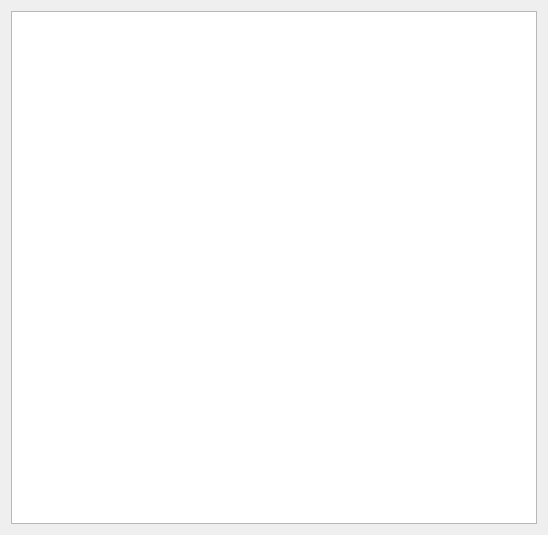
Old version of the form vigir_plugin_manager/resource/plugin_manager.ui in the repository team-vigir/vigir_pluginlib.
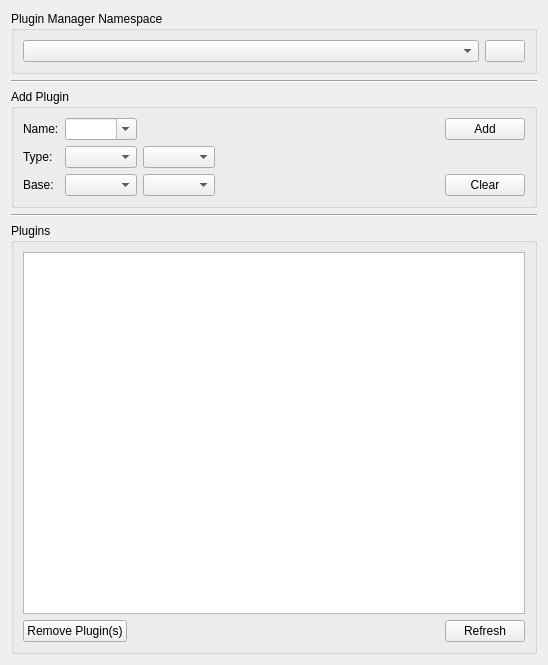
New version of the form. Icons and pictures are not drawn.

Commit message: plugins can be added now with the plugin manager widget

Diff of the .ui file:
```diff
--- a/vigir_plugin_manager/resource/plugin_manager.ui
+++ b/vigir_plugin_manager/resource/plugin_manager.ui
@@ -10,7 +10,7 @@
     <x>0</x>
     <y>0</y>
     <width>548</width>
-    <height>535</height>
+    <height>665</height>
    </rect>
   </property>
   <property name="sizePolicy">
@@ -22,9 +22,218 @@
   <property name="windowTitle">
    <string>Plugin Manager</string>
   </property>
-  <layout class="QVBoxLayout" name="verticalLayout_8" stretch="0">
+  <layout class="QVBoxLayout" name="verticalLayout_8" stretch="0,0,0,0,0">
    <item>
-    <widget class="QTreeView" name="plugin_tree_view"/>
+    <widget class="QGroupBox" name="groupBox_3">
+     <property name="title">
+      <string>Plugin Manager Namespace</string>
+     </property>
+     <layout class="QHBoxLayout" name="horizontalLayout_3">
+      <item>
+       <widget class="QComboBox" name="namespaceComboBox"/>
+      </item>
+      <item>
+       <widget class="QPushButton" name="searchNamespacePushButton">
+        <property name="sizePolicy">
+         <sizepolicy hsizetype="Fixed" vsizetype="Fixed">
+          <horstretch>0</horstretch>
+          <verstretch>0</verstretch>
+         </sizepolicy>
+        </property>
+        <property name="text">
+         <string/>
+        </property>
+        <property name="icon">
+         <iconset theme="view-refresh"/>
+        </property>
+        <property name="iconSize">
+         <size>
+          <width>16</width>
+          <height>16</height>
+         </size>
+        </property>
+       </widget>
+      </item>
+     </layout>
+    </widget>
+   </item>
+   <item>
+    <widget class="Line" name="line_2">
+     <property name="orientation">
+      <enum>Qt::Horizontal</enum>
+     </property>
+    </widget>
+   </item>
+   <item>
+    <widget class="QGroupBox" name="groupBox">
+     <property name="title">
+      <string>Add Plugin</string>
+     </property>
+     <layout class="QGridLayout" name="gridLayout_2">
+      <item row="4" column="3">
+       <spacer name="horizontalSpacer_4">
+        <property name="orientation">
+         <enum>Qt::Horizontal</enum>
+        </property>
+        <property name="sizeHint" stdset="0">
+         <size>
+          <width>40</width>
+          <height>20</height>
+         </size>
+        </property>
+       </spacer>
+      </item>
+      <item row="1" column="0">
+       <widget class="QLabel" name="nameLabel">
+        <property name="text">
+         <string>Name:</string>
+        </property>
+       </widget>
+      </item>
+      <item row="5" column="0">
+       <widget class="QLabel" name="baseLabel">
+        <property name="text">
+         <string>Base:</string>
+        </property>
+       </widget>
+      </item>
+      <item row="4" column="2">
+       <widget class="QComboBox" name="pluginTypePackageComboBox">
+        <property name="editable">
+         <bool>false</bool>
+        </property>
+       </widget>
+      </item>
+      <item row="4" column="1">
+       <widget class="QComboBox" name="pluginTypeClassComboBox">
+        <property name="editable">
+         <bool>false</bool>
+        </property>
+       </widget>
+      </item>
+      <item row="1" column="1">
+       <widget class="QComboBox" name="pluginNameComboBox">
+        <property name="editable">
+         <bool>true</bool>
+        </property>
+       </widget>
+      </item>
+      <item row="4" column="0">
+       <widget class="QLabel" name="typeLabel">
+        <property name="text">
+         <string>Type:</string>
+        </property>
+       </widget>
+      </item>
+      <item row="5" column="1">
+       <widget class="QComboBox" name="pluginBaseClassComboBox">
+        <property name="editable">
+         <bool>false</bool>
+        </property>
+       </widget>
+      </item>
+      <item row="5" column="2">
+       <widget class="QComboBox" name="pluginBasePackageComboBox">
+        <property name="editable">
+         <bool>false</bool>
+        </property>
+       </widget>
+      </item>
+      <item row="5" column="3">
+       <spacer name="horizontalSpacer_2">
+        <property name="orientation">
+         <enum>Qt::Horizontal</enum>
+        </property>
+        <property name="sizeHint" stdset="0">
+         <size>
+          <width>40</width>
+          <height>20</height>
+         </size>
+        </property>
+       </spacer>
+      </item>
+      <item row="1" column="3">
+       <spacer name="horizontalSpacer_3">
+        <property name="orientation">
+         <enum>Qt::Horizontal</enum>
+        </property>
+        <property name="sizeHint" stdset="0">
+         <size>
+          <width>40</width>
+          <height>20</height>
+         </size>
+        </property>
+       </spacer>
+      </item>
+      <item row="1" column="4">
+       <widget class="QPushButton" name="addPluginPushButton">
+        <property name="text">
+         <string>Add</string>
+        </property>
+       </widget>
+      </item>
+      <item row="5" column="4">
+       <widget class="QPushButton" name="clearAddPluginSelectionPushButton">
+        <property name="text">
+         <string>Clear</string>
+        </property>
+       </widget>
+      </item>
+     </layout>
+    </widget>
+   </item>
+   <item>
+    <widget class="Line" name="line">
+     <property name="orientation">
+      <enum>Qt::Horizontal</enum>
+     </property>
+    </widget>
+   </item>
+   <item>
+    <widget class="QGroupBox" name="groupBox_2">
+     <property name="title">
+      <string>Plugins</string>
+     </property>
+     <layout class="QVBoxLayout" name="verticalLayout">
+      <item>
+       <widget class="QTreeView" name="plugin_tree_view"/>
+      </item>
+      <item>
+       <layout class="QHBoxLayout" name="horizontalLayout_2">
+        <item>
+         <widget class="QPushButton" name="removePluginsPushButton">
+          <property name="text">
+           <string>Remove Plugin(s)</string>
+          </property>
+         </widget>
+        </item>
+        <item>
+         <spacer name="horizontalSpacer">
+          <property name="orientation">
+           <enum>Qt::Horizontal</enum>
+          </property>
+          <property name="sizeHint" stdset="0">
+           <size>
+            <width>40</width>
+            <height>20</height>
+           </size>
+          </property>
+         </spacer>
+        </item>
+        <item>
+         <widget class="QPushButton" name="refreshPluginStatesPushButton">
+          <property name="text">
+           <string>Refresh</string>
+          </property>
+          <property name="icon">
+           <iconset theme="view-refresh"/>
+          </property>
+         </widget>
+        </item>
+       </layout>
+      </item>
+     </layout>
+    </widget>
    </item>
   </layout>
  </widget>
```
The commit also changes 2 other files.
